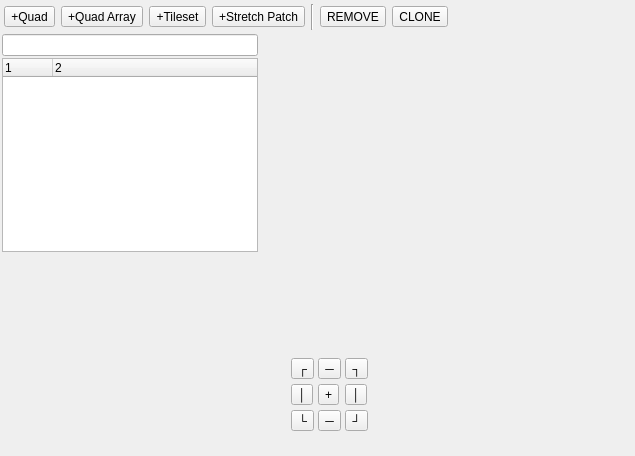
Qt form packages/Mock/DeckEditor/Deck2DEditor.ui (tommo/gii) before a commit.
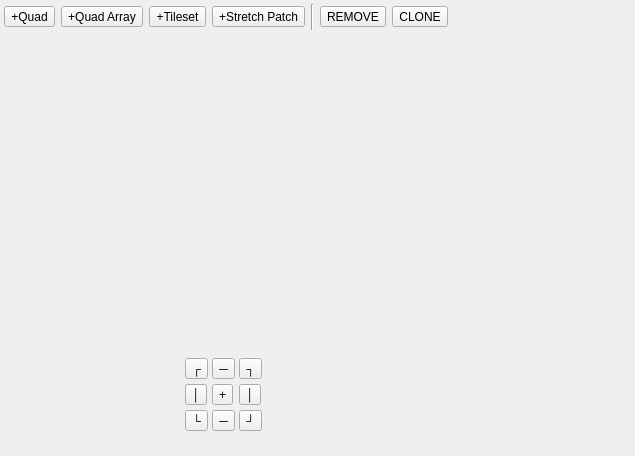
The same form after that commit.

Commit message: fix property editor flickering

What changed in the file:
```diff
--- a/packages/Mock/DeckEditor/Deck2DEditor.ui
+++ b/packages/Mock/DeckEditor/Deck2DEditor.ui
@@ -130,54 +130,13 @@
          <number>0</number>
         </property>
         <item>
-         <widget class="QLineEdit" name="textFilter">
+         <widget class="QWidget" name="containerSpriteTree" native="true">
           <property name="sizePolicy">
-           <sizepolicy hsizetype="Expanding" vsizetype="Fixed">
+           <sizepolicy hsizetype="Preferred" vsizetype="Expanding">
             <horstretch>0</horstretch>
             <verstretch>0</verstretch>
            </sizepolicy>
           </property>
-          <property name="minimumSize">
-           <size>
-            <width>150</width>
-            <height>0</height>
-           </size>
-          </property>
-         </widget>
-        </item>
-        <item>
-         <widget class="QTreeWidget" name="listSprites">
-          <property name="sizePolicy">
-           <sizepolicy hsizetype="Expanding" vsizetype="Expanding">
-            <horstretch>0</horstretch>
-            <verstretch>0</verstretch>
-           </sizepolicy>
-          </property>
-          <property name="minimumSize">
-           <size>
-            <width>150</width>
-            <height>0</height>
-           </size>
-          </property>
-          <property name="columnCount">
-           <number>2</number>
-          </property>
-          <attribute name="headerDefaultSectionSize">
-           <number>50</number>
-          </attribute>
-          <attribute name="headerStretchLastSection">
-           <bool>true</bool>
-          </attribute>
-          <column>
-           <property name="text">
-            <string notr="true">1</string>
-           </property>
-          </column>
-          <column>
-           <property name="text">
-            <string notr="true">2</string>
-           </property>
-          </column>
          </widget>
         </item>
         <item>
```
Left out of the diff: 6 changed lines with no effect on the pictures. The commit also changes 10 other files.
